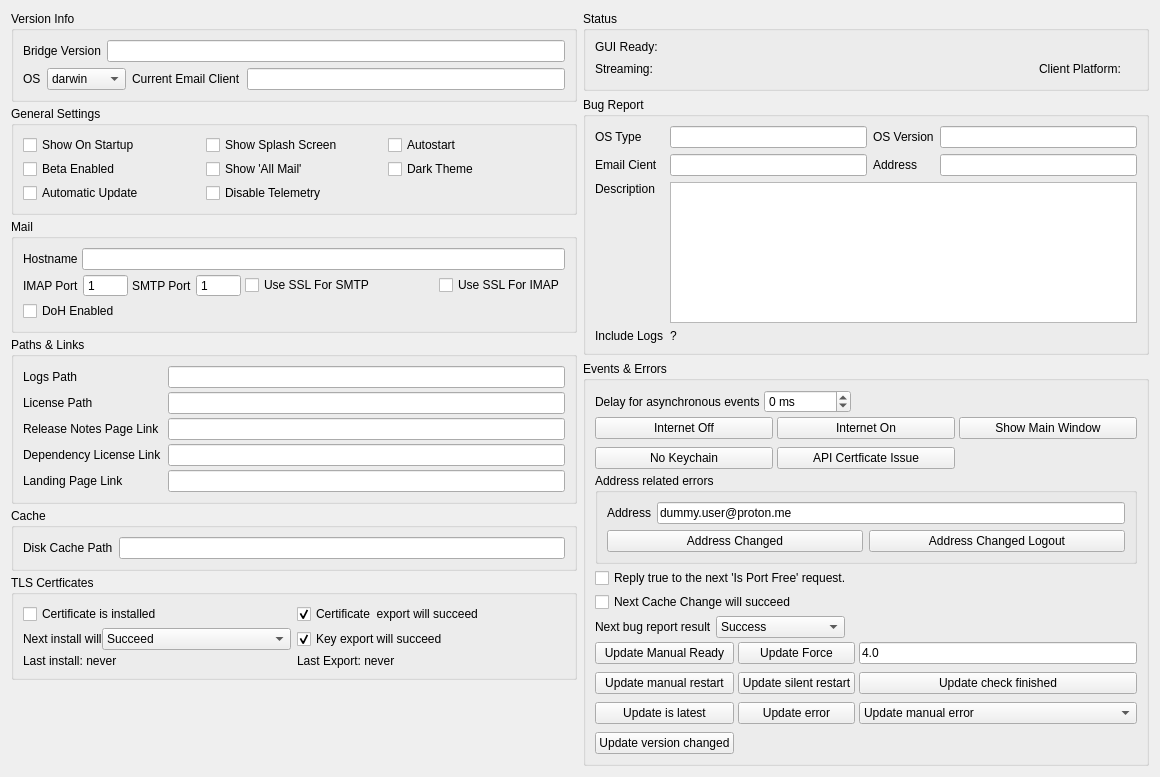
This is internal/frontend/bridge-gui/bridge-gui-tester/Tabs/SettingsTab.ui in ProtonMail/proton-bridge as Qt 5 draws it before an edit. The edited form follows.
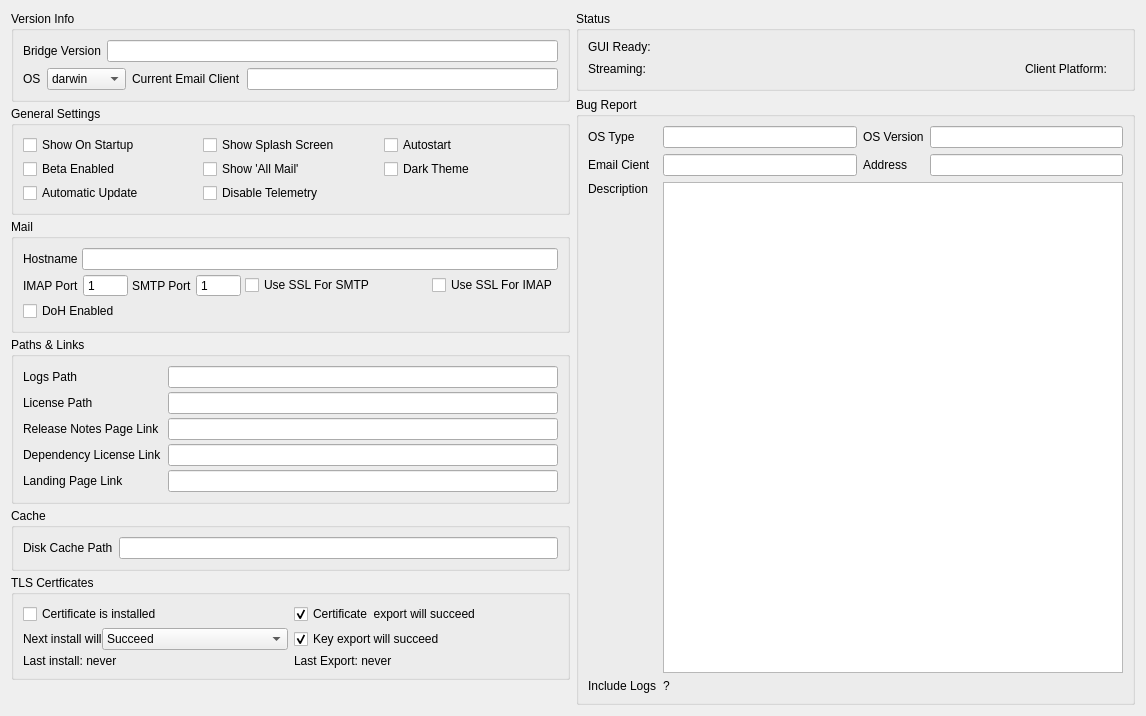
This is the edited form.

```diff
--- a/internal/frontend/bridge-gui/bridge-gui-tester/Tabs/SettingsTab.ui
+++ b/internal/frontend/bridge-gui/bridge-gui-tester/Tabs/SettingsTab.ui
@@ -6,8 +6,8 @@
    <rect>
     <x>0</x>
     <y>0</y>
-    <width>1160</width>
-    <height>777</height>
+    <width>1146</width>
+    <height>716</height>
    </rect>
   </property>
   <property name="windowTitle">
@@ -208,7 +208,7 @@
              <widget class="QLineEdit" name="editHostname">
               <property name="minimumSize">
                <size>
-                <width>200</width>
+                <width>0</width>
                 <height>0</height>
                </size>
               </property>
@@ -749,328 +749,6 @@
          </layout>
         </widget>
        </item>
-       <item>
-        <widget class="QGroupBox" name="groupApp">
-         <property name="minimumSize">
-          <size>
-           <width>0</width>
-           <height>0</height>
-          </size>
-         </property>
-         <property name="title">
-          <string>Events &amp;&amp; Errors</string>
-         </property>
-         <layout class="QVBoxLayout" name="verticalLayout_8">
-          <property name="spacing">
-           <number>4</number>
-          </property>
-          <item>
-           <layout class="QHBoxLayout" name="horizontalLayout_11">
-            <item>
-             <widget class="QLabel" name="labelEventDelay">
-              <property name="toolTip">
-               <string>Delay applied before sending automatically generated events</string>
-              </property>
-              <property name="text">
-               <string>Delay for asynchronous events</string>
-              </property>
-             </widget>
-            </item>
-            <item>
-             <widget class="QSpinBox" name="spinEventDelay">
-              <property name="suffix">
-               <string> ms</string>
-              </property>
-              <property name="minimum">
-               <number>-1</number>
-              </property>
-              <property name="maximum">
-               <number>3600000</number>
-              </property>
-              <property name="singleStep">
-               <number>100</number>
-              </property>
-              <property name="value">
-               <number>0</number>
-              </property>
-             </widget>
-            </item>
-            <item>
-             <spacer name="horizontalSpacer_5">
-              <property name="orientation">
-               <enum>Qt::Horizontal</enum>
-              </property>
-              <property name="sizeHint" stdset="0">
-               <size>
-                <width>40</width>
-                <height>1</height>
-               </size>
-              </property>
-             </spacer>
-            </item>
-           </layout>
-          </item>
-          <item>
-           <layout class="QGridLayout" name="gridLayout_5">
-            <property name="horizontalSpacing">
-             <number>-1</number>
-            </property>
-            <property name="verticalSpacing">
-             <number>8</number>
-            </property>
-            <item row="0" column="1">
-             <widget class="QPushButton" name="buttonInternetOn">
-              <property name="text">
-               <string>Internet On</string>
-              </property>
-             </widget>
-            </item>
-            <item row="0" column="2">
-             <widget class="QPushButton" name="buttonShowMainWindow">
-              <property name="text">
-               <string>Show Main Window</string>
-              </property>
-             </widget>
-            </item>
-            <item row="0" column="0">
-             <widget class="QPushButton" name="buttonInternetOff">
-              <property name="text">
-               <string>Internet Off</string>
-              </property>
-             </widget>
-            </item>
-            <item row="1" column="1">
-             <widget class="QPushButton" name="buttonAPICertIssue">
-              <property name="text">
-               <string>API Certficate Issue</string>
-              </property>
-             </widget>
-            </item>
-            <item row="1" column="0">
-             <widget class="QPushButton" name="buttonNoKeychain">
-              <property name="text">
-               <string>No Keychain</string>
-              </property>
-             </widget>
-            </item>
-           </layout>
-          </item>
-          <item>
-           <widget class="QGroupBox" name="groupBox">
-            <property name="minimumSize">
-             <size>
-              <width>0</width>
-              <height>0</height>
-             </size>
-            </property>
-            <property name="title">
-             <string>Address related errors</string>
-            </property>
-            <layout class="QVBoxLayout" name="verticalLayout_9">
-             <item>
-              <layout class="QHBoxLayout" name="horizontalLayout_12">
-               <item>
-                <widget class="QLabel" name="label">
-                 <property name="text">
-                  <string>Address</string>
-                 </property>
-                </widget>
-               </item>
-               <item>
-                <widget class="QLineEdit" name="editAddressErrors">
-                 <property name="text">
-                  <string>dummy.user@proton.me</string>
-                 </property>
-                </widget>
-               </item>
-              </layout>
-             </item>
-             <item>
-              <layout class="QHBoxLayout" name="horizontalLayout_15">
-               <item>
-                <widget class="QPushButton" name="buttonAddressChanged">
-                 <property name="text">
-                  <string>Address Changed</string>
-                 </property>
-                </widget>
-               </item>
-               <item>
-                <widget class="QPushButton" name="buttonAddressChangedLogout">
-                 <property name="text">
-                  <string>Address Changed Logout</string>
-                 </property>
-                </widget>
-               </item>
-              </layout>
-             </item>
-            </layout>
-           </widget>
-          </item>
-          <item>
-           <widget class="QCheckBox" name="checkIsPortFree">
-            <property name="text">
-             <string>Reply true to the next 'Is Port Free' request.</string>
-            </property>
-           </widget>
-          </item>
-          <item>
-           <widget class="QCheckBox" name="checkNextCacheChangeWillSucceed">
-            <property name="text">
-             <string>Next Cache Change will succeed</string>
-            </property>
-           </widget>
-          </item>
-          <item>
-           <layout class="QHBoxLayout" name="horizontalLayout_13">
-            <item>
-             <widget class="QLabel" name="labelNextBugReportResult">
-              <property name="text">
-               <string>Next bug report result</string>
-              </property>
-             </widget>
-            </item>
-            <item>
-             <widget class="QComboBox" name="comboBugReportResult">
-              <item>
-               <property name="text">
-                <string>Success</string>
-               </property>
-              </item>
-              <item>
-               <property name="text">
-                <string>Error</string>
-               </property>
-              </item>
-              <item>
-               <property name="text">
-                <string>Data sharing error</string>
-               </property>
-              </item>
-             </widget>
-            </item>
-            <item>
-             <spacer name="horizontalSpacer_2">
-              <property name="orientation">
-               <enum>Qt::Horizontal</enum>
-              </property>
-              <property name="sizeHint" stdset="0">
-               <size>
-                <width>40</width>
-                <height>1</height>
-               </size>
-              </property>
-             </spacer>
-            </item>
-           </layout>
-          </item>
-          <item>
-           <layout class="QGridLayout" name="gridLayout_6">
-            <property name="verticalSpacing">
-             <number>8</number>
-            </property>
-            <item row="0" column="0">
-             <widget class="QPushButton" name="buttonUpdateManualReady">
-              <property name="text">
-               <string>Update Manual Ready</string>
-              </property>
-             </widget>
-            </item>
-            <item row="0" column="2">
-             <widget class="QLineEdit" name="editUpdateVersion">
-              <property name="text">
-               <string>4.0</string>
-              </property>
-             </widget>
-            </item>
-            <item row="4" column="0">
-             <widget class="QPushButton" name="buttonUpdateVersionChanged">
-              <property name="text">
-               <string>Update version changed</string>
-              </property>
-             </widget>
-            </item>
-            <item row="0" column="1">
-             <widget class="QPushButton" name="buttonUpdateForce">
-              <property name="text">
-               <string>Update Force</string>
-              </property>
-             </widget>
-            </item>
-            <item row="1" column="0">
-             <widget class="QPushButton" name="buttonUpdateManualRestart">
-              <property name="text">
-               <string>Update manual restart</string>
-              </property>
-             </widget>
-            </item>
-            <item row="1" column="2">
-             <widget class="QPushButton" name="buttonUpdateCheckFinished">
-              <property name="text">
-               <string>Update check finished</string>
-              </property>
-             </widget>
-            </item>
-            <item row="1" column="1">
-             <widget class="QPushButton" name="buttonUpdateSilentRestart">
-              <property name="text">
-               <string>Update silent restart</string>
-              </property>
-             </widget>
-            </item>
-            <item row="2" column="2">
-             <widget class="QComboBox" name="comboUpdateError">
-              <property name="sizeAdjustPolicy">
-               <enum>QComboBox::AdjustToContents</enum>
-              </property>
-              <item>
-               <property name="text">
-                <string>Update manual error</string>
-               </property>
-              </item>
-              <item>
-               <property name="text">
-                <string>Update force error</string>
-               </property>
-              </item>
-              <item>
-               <property name="text">
-                <string>Update silent error</string>
-               </property>
-              </item>
-             </widget>
-            </item>
-            <item row="2" column="1">
-             <widget class="QPushButton" name="buttonUpdateError">
-              <property name="text">
-               <string>Update error</string>
-              </property>
-             </widget>
-            </item>
-            <item row="2" column="0">
-             <widget class="QPushButton" name="buttonUpdateIsLatest">
-              <property name="text">
-               <string>Update is latest</string>
-              </property>
-             </widget>
-            </item>
-            <item row="4" column="1" colspan="2">
-             <spacer name="horizontalSpacer_6">
-              <property name="orientation">
-               <enum>Qt::Horizontal</enum>
-              </property>
-              <property name="sizeHint" stdset="0">
-               <size>
-                <width>40</width>
-                <height>1</height>
-               </size>
-              </property>
-             </spacer>
-            </item>
-           </layout>
-          </item>
-         </layout>
-        </widget>
-       </item>
       </layout>
      </item>
     </layout>
```
Left out of the diff: 2 changed lines with no effect on the pictures.
